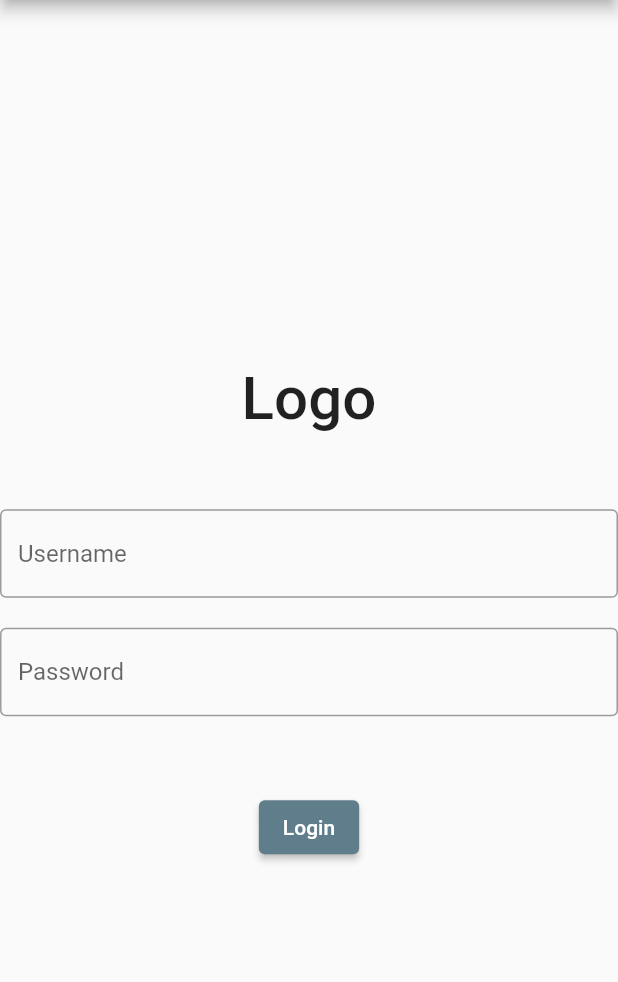
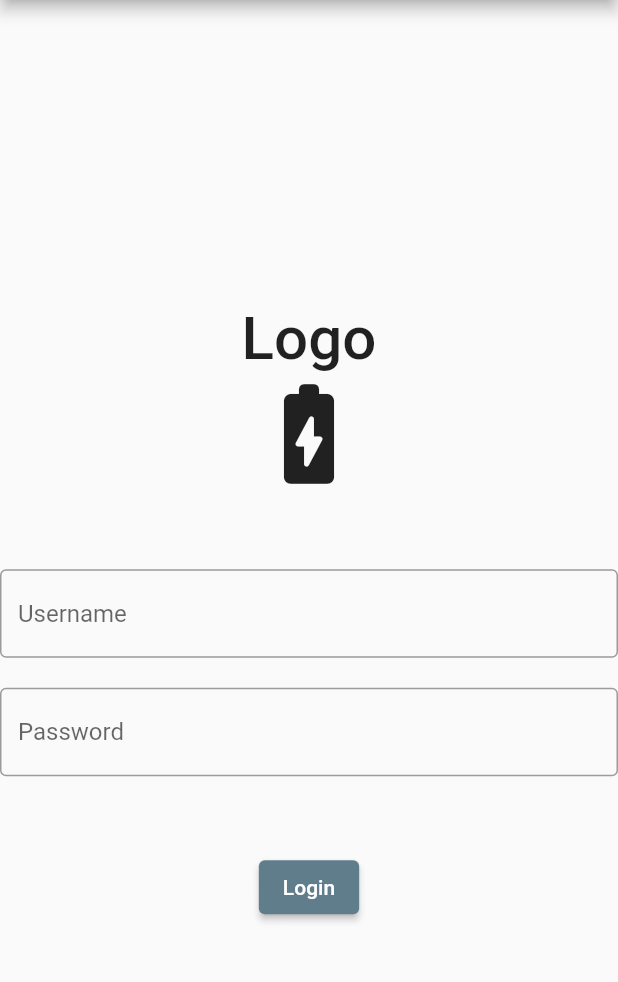
Before and after one commit to Chnapik/lp_app, a Flutter app: the screen it shows after launch, on a phone screen of 412 x 824 dp, the part 84-1066 px from its top. Run offline on Flutter 3.47's test engine with Material 2 defaults, Android fonts, the phone set to English and light mode, and no system bars.

Commit message:
added singlechildscrollview to deal with screen overflow when phone keyboard is engaged
Relates: #13

```diff
--- a/lib/screens/login_page.dart
+++ b/lib/screens/login_page.dart
@@ -10,6 +10,7 @@ class LoginPage extends StatelessWidget {
     return Scaffold(
       body: SafeArea(
         child: Center(
+          child: SingleChildScrollView(
             child: Column(
               mainAxisAlignment: MainAxisAlignment.center,
               children: [
@@ -22,6 +23,10 @@ class LoginPage extends StatelessWidget {
                     fontSize: 40.0,
                     fontWeight: FontWeight.w500,
                   ),
+                ),
+                const Icon(
+                  Icons.battery_charging_full_rounded,
+                  size: 80.0,
                 ),
                 const SizedBox(
                   height: 50.0,
@@ -57,6 +62,7 @@ class LoginPage extends StatelessWidget {
             ),
           ),
         ),
+      ),
     );
   }
 }
```
Lines whose indentation alone changed are shown as unchanged.
